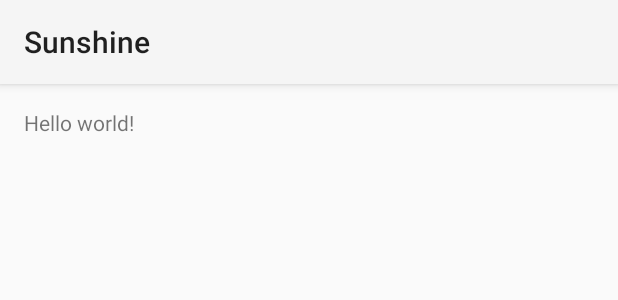
After one commit to sm-azure/sunshine, an Android app: the layout fragment_weather_detail.xml on its own in the app's theme, with its tools: preview values and no code run, on a phone screen of 412 x 824 dp. The commit adds this screen. Shown: the top 300 px of the screen. Run offline under Robolectric (Android 15) with nearby library versions, the phone set to English and light mode, and no system bars.

Commit message:
add new activity and intent

```diff
--- a/app/src/main/java/com/example/android/sunshine/DailyWeatherData.java
+++ b/app/src/main/java/com/example/android/sunshine/com/example/android/sunshine/helpers/DailyWeatherData.java
@@ -1,4 +1,4 @@
-package com.example.android.sunshine;
+package com.example.android.sunshine.com.example.android.sunshine.helpers;
 
 import android.util.Log;
 
--- a/app/src/main/java/com/example/android/sunshine/ParseWeatherData.java
+++ b/app/src/main/java/com/example/android/sunshine/com/example/android/sunshine/helpers/ParseWeatherData.java
@@ -1,4 +1,4 @@
-package com.example.android.sunshine;
+package com.example.android.sunshine.com.example.android.sunshine.helpers;
 
 import android.util.Log;
 
@@ -34,7 +34,7 @@ public class ParseWeatherData {
     }
 
     public List<String> getWeatherDetails(){
-        DailyWeatherData [] dailyWeather = null;
+        DailyWeatherData[] dailyWeather = null;
         List<String> stringWeather = new ArrayList<String>();
         try{
             int numberOfDays = weatherData.getInt("cnt");
--- /dev/null
+++ b/app/src/main/res/layout/activity_weather_detail.xml
@@ -0,0 +1,5 @@
+<fragment xmlns:android="http://schemas.android.com/apk/res/android"
+    xmlns:tools="http://schemas.android.com/tools" android:id="@+id/fragment"
+    android:name="com.example.android.sunshine.com.example.android.sunshine.weatherdetail.WeatherDetailActivityFragment"
+    tools:layout="@layout/fragment_weather_detail" android:layout_width="match_parent"
+    android:layout_height="match_parent" />
--- /dev/null
+++ b/app/src/main/res/layout/fragment_weather_detail.xml
@@ -0,0 +1,13 @@
+<RelativeLayout xmlns:android="http://schemas.android.com/apk/res/android"
+    xmlns:tools="http://schemas.android.com/tools" android:layout_width="match_parent"
+    android:layout_height="match_parent" android:paddingLeft="@dimen/activity_horizontal_margin"
+    android:paddingRight="@dimen/activity_horizontal_margin"
+    android:paddingTop="@dimen/activity_vertical_margin"
+    android:paddingBottom="@dimen/activity_vertical_margin"
+    tools:context="com.example.android.sunshine.com.example.android.sunshine.weatherdetail.WeatherDetailActivityFragment">
+
+    <TextView android:text="@string/hello_world" android:layout_width="wrap_content"
+        android:layout_height="wrap_content"
+        android:id="@+id/detailedWeather" />
+
+</RelativeLayout>
--- /dev/null
+++ b/app/src/main/res/menu/menu_weather_detail.xml
@@ -0,0 +1,6 @@
+<menu xmlns:android="http://schemas.android.com/apk/res/android"
+    xmlns:tools="http://schemas.android.com/tools"
+    tools:context="com.example.android.sunshine.com.example.android.sunshine.weatherdetail.WeatherDetailActivity">
+    <item android:id="@+id/action_settings" android:title="@string/action_settings"
+        android:orderInCategory="100" android:showAsAction="never" />
+</menu>
--- a/app/src/main/res/values/strings.xml
+++ b/app/src/main/res/values/strings.xml
@@ -3,4 +3,5 @@
     <string name="hello_world">Hello world!</string>
     <string name="action_settings">Settings</string>
     <string name="action_refresh">Refresh</string>
+    <string name="title_activity_weather_detail">WeatherDetailActivity</string>
 </resources>
```
Also changed, not shown: app/src/main/AndroidManifest.xml (+10 -1 lines), app/src/main/java/com/example/android/sunshine/MainActivityFragment.java (+16 -1 lines), app/src/main/java/com/example/android/sunshine/com/example/android/sunshine/weatherdetail/WeatherDetailActivity.java (added, +42 -0 lines), app/src/main/java/com/example/android/sunshine/com/example/android/sunshine/weatherdetail/WeatherDetailActivityFragment.java (added, +34 -0 lines), 1 other file.
